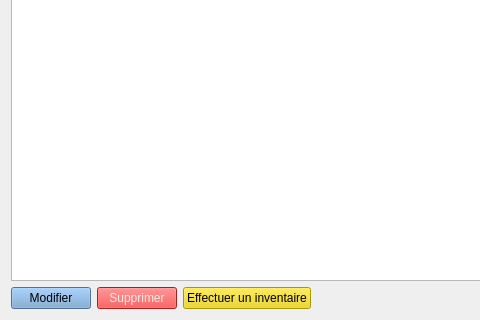
Before: the Qt Designer form views/ui/article-list.ui in mono57/libsoft, drawn with Qt 5; both pictures show x 0 to 480 and y 237 to 557 of the 828 by 557 pixel window.
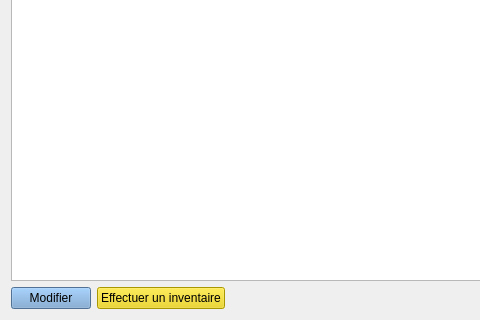
After: the same form once the commit is applied.

Diff of the .ui file:
```diff
--- a/views/ui/article-list.ui
+++ b/views/ui/article-list.ui
@@ -72,17 +72,6 @@
          </property>
         </widget>
        </item>
-       <item>
-        <widget class="QPushButton" name="pushButtonDelete">
-         <property name="styleSheet">
-          <string notr="true">background-color: rgb(239, 41, 41);
-color: rgb(238, 238, 236);</string>
-         </property>
-         <property name="text">
-          <string>Supprimer</string>
-         </property>
-        </widget>
-       </item>
        <item>
         <widget class="QPushButton" name="pushButtonInventaire">
          <property name="styleSheet">
```
